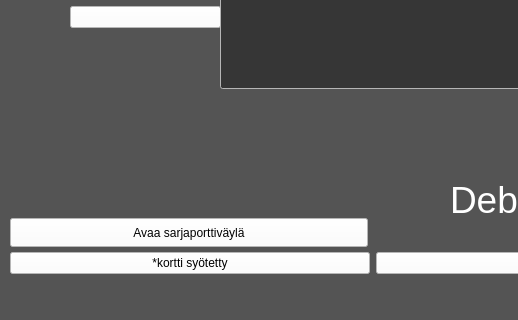
Siistikissa/bankautomat, file bankautomat_exe/bankautomat/mainwindow.ui: the form before one commit; both pictures show x 0 to 518 and y 372 to 692 of the 1117 by 692 pixel window.
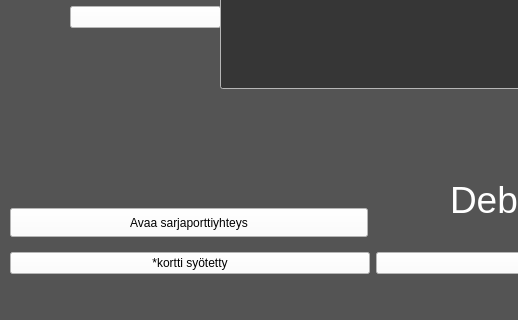
The form after the commit.

```diff
--- a/bankautomat_exe/bankautomat/mainwindow.ui
+++ b/bankautomat_exe/bankautomat/mainwindow.ui
@@ -5988,7 +5988,7 @@
     <property name="geometry">
      <rect>
       <x>10</x>
-      <y>590</y>
+      <y>580</y>
       <width>358</width>
       <height>29</height>
      </rect>
@@ -6436,7 +6436,7 @@
      </palette>
     </property>
     <property name="text">
-     <string>Avaa sarjaporttiväylä</string>
+     <string>Avaa sarjaporttiyhteys</string>
     </property>
    </widget>
   </widget>
```
Left out of the diff: 3 changed lines with no effect on the pictures.
